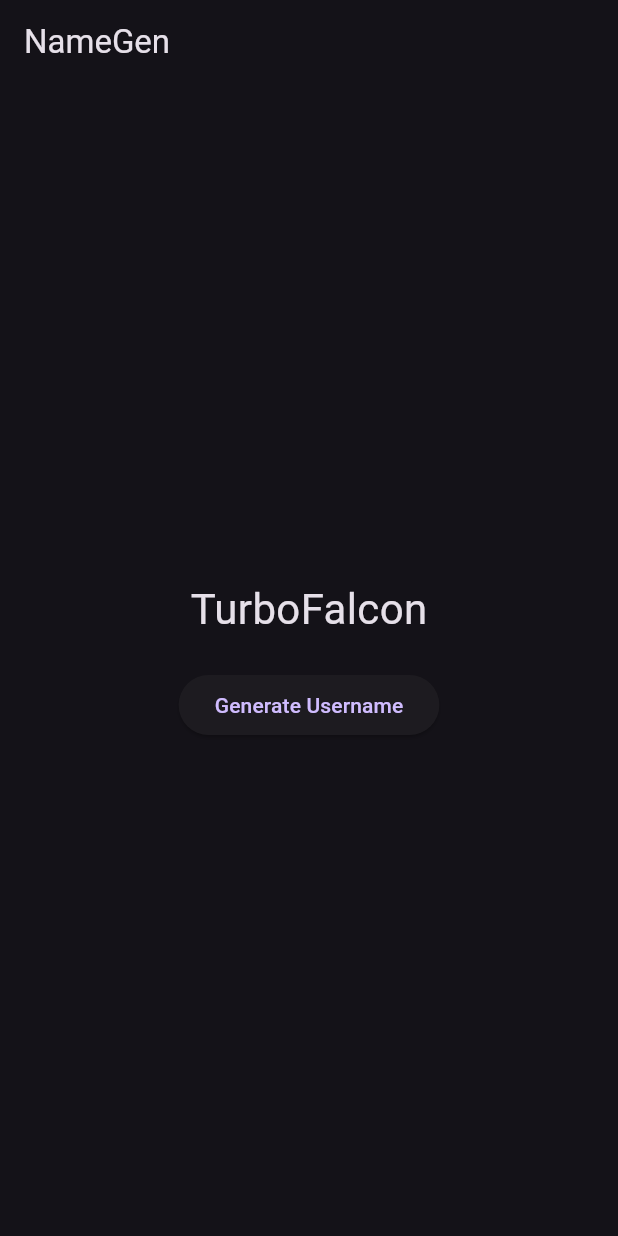
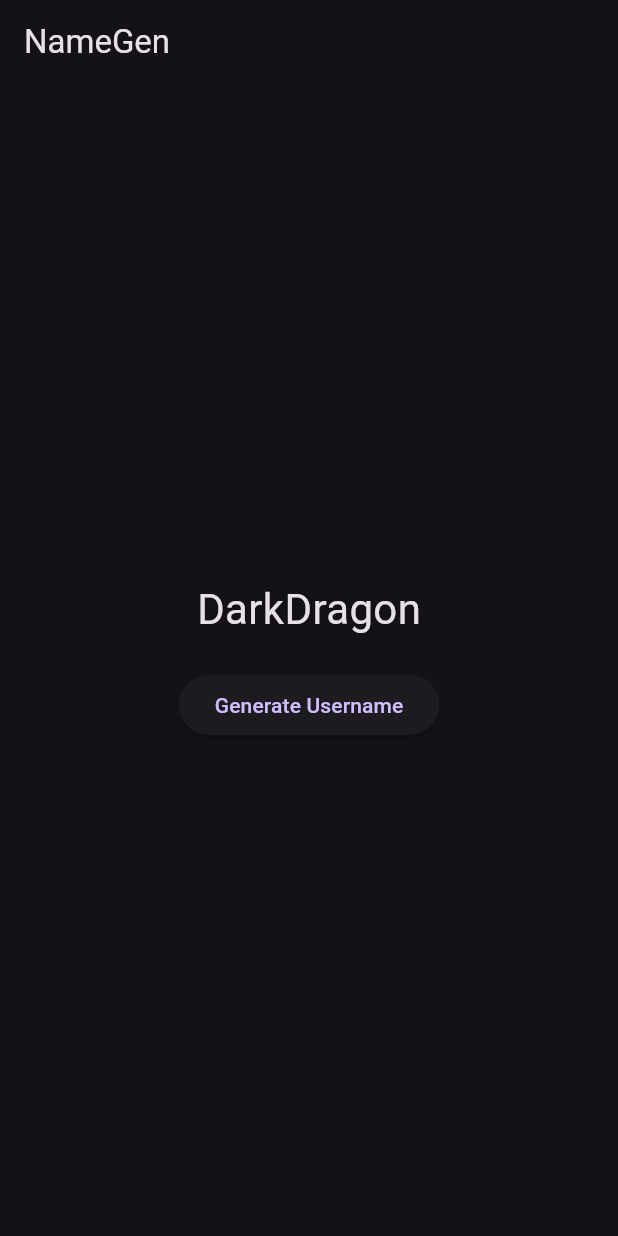
Before and after one commit to nkahkone/usernamegenerator, a Flutter app: the screen it shows after launch, after a tap on "Generate Username", on a phone screen of 412 x 824 dp. Run offline on Flutter 3.47's test engine with Material 3 defaults, Android fonts, the phone set to English and light mode, and no system bars.

Commit message:
implement a basic username generator that uses word list

```diff
--- a/name_gen/lib/main.dart
+++ b/name_gen/lib/main.dart
@@ -1,8 +1,10 @@
 import 'package:flutter/material.dart';
+import 'services/username_generator.dart';
 
 void main() {
   runApp(const NameGenApp());
 }
+
 
 class NameGenApp extends StatelessWidget {
   const NameGenApp({super.key});
@@ -24,12 +26,14 @@ class HomePage extends StatefulWidget {
   State<HomePage> createState() => _HomePageState();
 }
 
+final generator = UsernameGenerator();
+
 class _HomePageState extends State<HomePage> {
   String username = "Press the button to generate yourself a username";
 
   void generateName() {
     setState(() {
-      username = "TurboFalcon"; // temp example username
+      username = generator.generate();
     });
   }
 
--- /dev/null
+++ b/name_gen/lib/services/username_generator.dart
@@ -0,0 +1,13 @@
+import 'dart:math';
+import "../data/word_lists.dart";
+
+class UsernameGenerator {
+  final Random _random = Random();
+
+  String generate() {
+    final adj = adjectives[_random.nextInt(adjectives.length)];
+    final noun = nouns[_random.nextInt(nouns.length)];
+
+    return "$adj$noun";
+  }
+}
```
